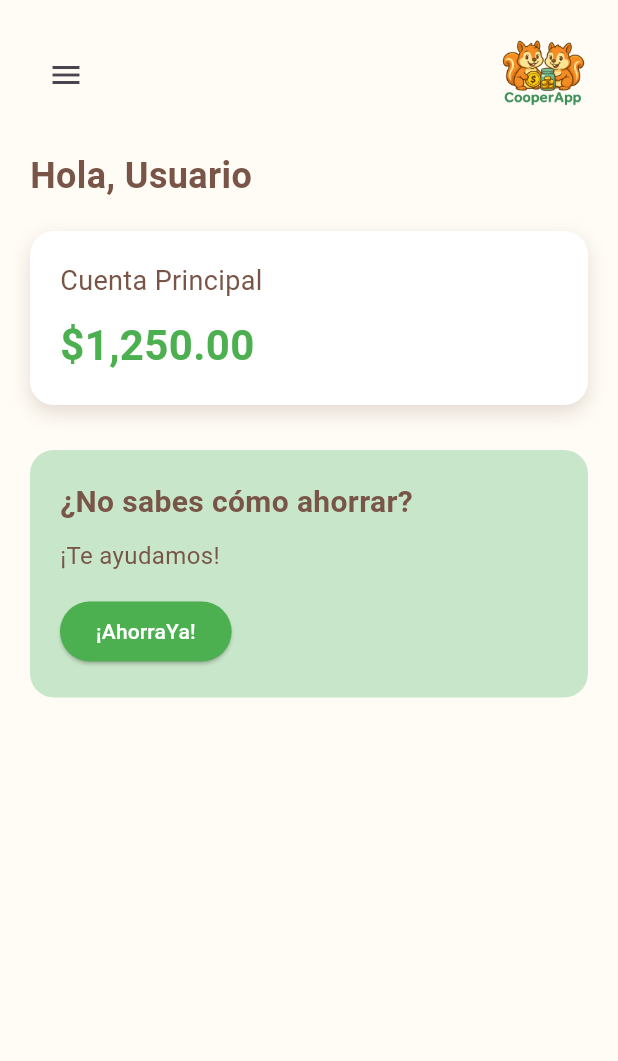
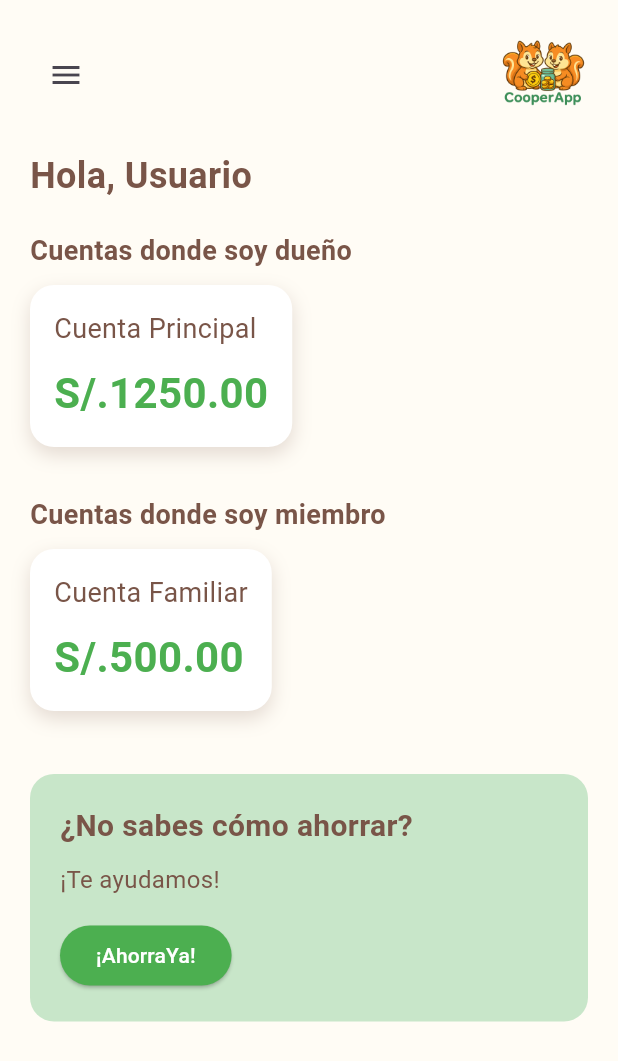
Before and after one commit to JesusCondor16/TallerMovilG2-Front, a Flutter app: the HomePage screen opened by its route, on a phone screen of 412 x 824 dp. Shown: the top 1061 px of the screen. Run offline on Flutter 3.47's test engine with Material 3 defaults, Android fonts, the phone set to English and light mode, and no system bars; our stand-ins replace lucide_icons, shared_preferences; accounts and stored records are empty.

Commit message:
Añadiendo pantallas, viewmodels, models y aplicando arquitectura MVVM

```diff
--- /dev/null
+++ b/lib/models/account_model.dart
@@ -0,0 +1,13 @@
+class AccountModel {
+  final String id;
+  final String name;
+  final double balance;
+  final bool isOwner;
+
+  AccountModel({
+    required this.id,
+    required this.name,
+    required this.balance,
+    required this.isOwner,
+  });
+}
--- /dev/null
+++ b/lib/viewmodels/home_view_model.dart
@@ -0,0 +1,24 @@
+import 'package:flutter/material.dart';
+import '../models/account_model.dart';
+
+class HomeViewModel extends ChangeNotifier {
+  List<AccountModel> allAccounts = [];
+
+  HomeViewModel() {
+    loadAccounts(); // Simula la carga (puedes integrarlo con Firebase)
+  }
+
+  void loadAccounts() {
+    allAccounts = [
+      AccountModel(id: '1', name: 'Cuenta Principal', balance: 1250.0, isOwner: true),
+      AccountModel(id: '2', name: 'Cuenta Familiar', balance: 500.0, isOwner: false),
+    ];
+    notifyListeners();
+  }
+
+  List<AccountModel> get ownerAccounts =>
+      allAccounts.where((acc) => acc.isOwner).toList();
+
+  List<AccountModel> get memberAccounts =>
+      allAccounts.where((acc) => !acc.isOwner).toList();
+}
--- a/lib/views/home_page.dart
+++ b/lib/views/home_page.dart
@@ -1,4 +1,7 @@
 import 'package:flutter/material.dart';
+import 'package:provider/provider.dart';
+import '../viewmodels/home_view_model.dart';
+import '../models/account_model.dart';
 import '../widgets/app_drawer.dart';
 
 class HomePage extends StatelessWidget {
@@ -8,17 +11,59 @@ class HomePage extends StatelessWidget {
 
   @override
   Widget build(BuildContext context) {
-    return Scaffold(
+    return ChangeNotifierProvider(
+      create: (_) => HomeViewModel(),
+      child: Scaffold(
         drawer: const AppDrawer(),
         backgroundColor: const Color(0xFFFFFCF5),
         body: SafeArea(
           child: Padding(
             padding: const EdgeInsets.all(20),
+            child: Consumer<HomeViewModel>(
+              builder: (context, viewModel, _) {
+                return SingleChildScrollView(
                   child: Column(
                     crossAxisAlignment: CrossAxisAlignment.start,
                     children: [
-              // Logo en esquina superior derecha con botón de menú
-              Row(
+                      _buildHeader(context),
+                      const SizedBox(height: 20),
+                      Text(
+                        'Hola, $userName',
+                        style: const TextStyle(
+                          fontSize: 24,
+                          fontWeight: FontWeight.bold,
+                          color: Colors.brown,
+                        ),
+                      ),
+                      const SizedBox(height: 20),
+                      _buildSection(
+                        "Cuentas donde soy dueño",
+                        viewModel.ownerAccounts,
+                        context,
+                        isOwner: true,
+                      ),
+                      const SizedBox(height: 20),
+                      _buildSection(
+                        "Cuentas donde soy miembro",
+                        viewModel.memberAccounts,
+                        context,
+                        isOwner: false,
+                      ),
+                      const SizedBox(height: 30),
+                      _buildSuggestionBox(context),
+                    ],
+                  ),
+                );
+              },
+            ),
+          ),
+        ),
+      ),
+    );
+  }
+
+  Widget _buildHeader(BuildContext context) {
+    return Row(
       mainAxisAlignment: MainAxisAlignment.spaceBetween,
       children: [
         Builder(
@@ -32,26 +77,31 @@ class HomePage extends StatelessWidget {
           height: 60,
         ),
       ],
-              ),
-              const SizedBox(height: 20),
-              Text(
-                'Hola, $userName',
+    );
+  }
+
+  Widget _buildSection(String title, List<AccountModel> accounts, BuildContext context, {required bool isOwner}) {
+    return Column(
+      crossAxisAlignment: CrossAxisAlignment.start,
+      children: [
+        Text(title,
             style: const TextStyle(
-                  fontSize: 24,
+              fontSize: 18,
               fontWeight: FontWeight.bold,
               color: Colors.brown,
-                ),
-              ),
-              const SizedBox(height: 20),
-
-              // Aquí se envuelve la tarjeta de cuenta con GestureDetector para navegar
-              GestureDetector(
+            )),
+        const SizedBox(height: 10),
+        ...accounts.map((acc) => GestureDetector(
           onTap: () {
-                  Navigator.pushNamed(context, '/accountDetail');
+            Navigator.pushNamed(
+              context,
+              isOwner ? '/accountDueno' : '/accountMiembro',
+              arguments: acc,
+            );
           },
           child: Container(
-                  width: double.infinity,
-                  padding: const EdgeInsets.all(20),
+            margin: const EdgeInsets.only(bottom: 12),
+            padding: const EdgeInsets.all(16),
             decoration: BoxDecoration(
               color: Colors.white,
               borderRadius: BorderRadius.circular(16),
@@ -65,15 +115,15 @@ class HomePage extends StatelessWidget {
             ),
             child: Column(
               crossAxisAlignment: CrossAxisAlignment.start,
-                    children: const [
+              children: [
                 Text(
-                        'Cuenta Principal',
-                        style: TextStyle(fontSize: 18, color: Colors.brown),
+                  acc.name,
+                  style: const TextStyle(fontSize: 18, color: Colors.brown),
                 ),
-                      SizedBox(height: 10),
+                const SizedBox(height: 10),
                 Text(
-                        '\$1,250.00',
-                        style: TextStyle(
+                  'S/.${acc.balance.toStringAsFixed(2)}',
+                  style: const TextStyle(
                     fontSize: 28,
                     fontWeight: FontWeight.bold,
                     color: Colors.green,
@@ -82,10 +132,13 @@ class HomePage extends StatelessWidget {
               ],
             ),
           ),
-              ),
+        )),
+      ],
+    );
+  }
 
-              const SizedBox(height: 30),
-              Container(
+  Widget _buildSuggestionBox(BuildContext context) {
+    return Container(
       width: double.infinity,
       padding: const EdgeInsets.all(20),
       decoration: BoxDecoration(
@@ -126,11 +179,6 @@ class HomePage extends StatelessWidget {
           ),
         ],
       ),
-              ),
-            ],
-          ),
-        ),
-      ),
     );
   }
 }
```
Also changed, not shown: lib/main.dart (+47 -23 lines), lib/viewmodels/analiza_patrones_view_model.dart (added, +23 -0 lines), lib/viewmodels/forgot_password_viewmodel.dart (added, +25 -0 lines), lib/viewmodels/predice_abandono_view_model.dart (added, +15 -0 lines), lib/views/cuenta_dueno_page.dart (added, +68 -0 lines), lib/views/cuenta_miembro_page.dart (added, +38 -0 lines), lib/views/forgot_password_page.dart (+13 -20 lines), lib/views/predice_abandono_screen.dart (+20 -10 lines), pubspec.yaml (+9 -71 lines), pubspec.lock. Lines whose indentation alone changed are shown as unchanged.
